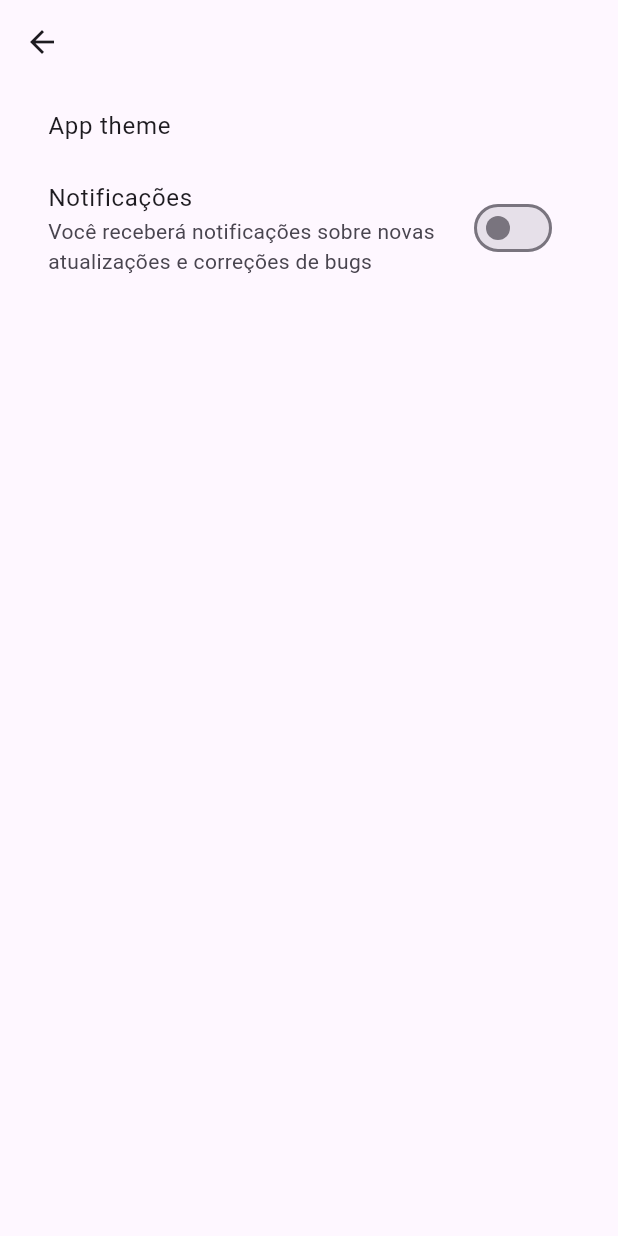
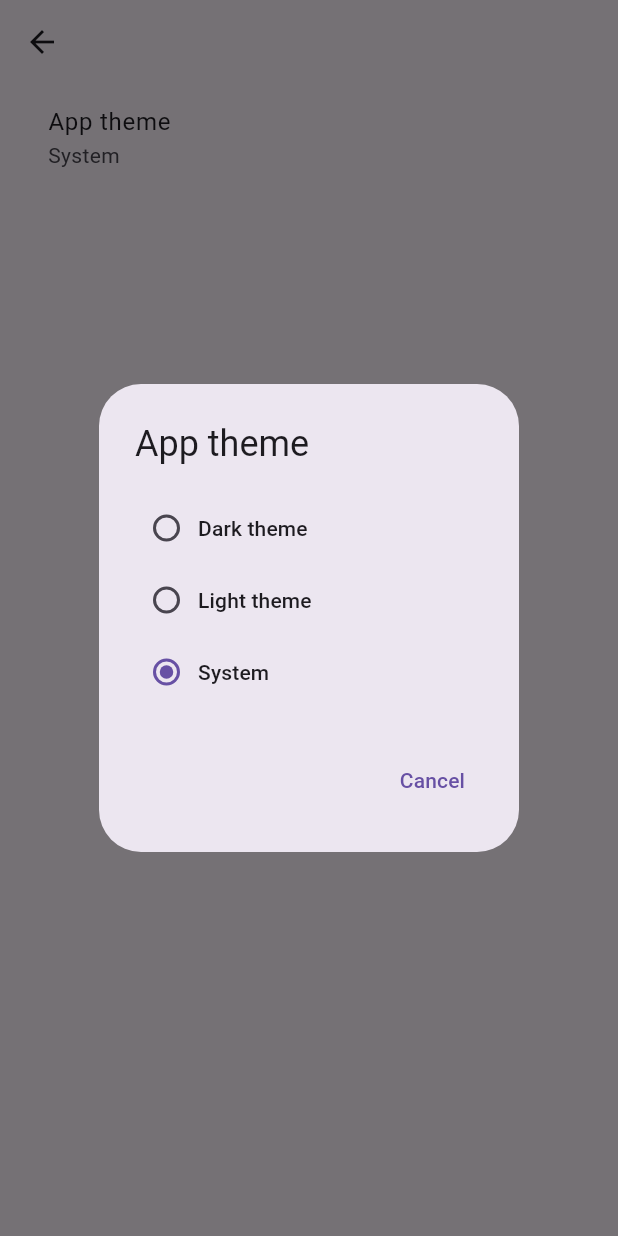
Before and after one commit to LeonardoSarto/password-manager, a Flutter app: the Settings screen opened by its route, after a tap on "App theme", on a phone screen of 412 x 824 dp. Run offline on Flutter 3.47's test engine with Material 2 defaults, Android fonts, the phone set to English and light mode, and no system bars; our stand-ins replace local_auth, shared_preferences, sqflite; accounts and stored records are empty; generated files the repository leaves out were written again.

Commit message:
Localization to es and pt-br, themed in light, dark and system themes.

```diff
--- /dev/null
+++ b/l10n.yaml
@@ -0,0 +1,3 @@
+arb-dir: lib/l10n
+template-arb-file: app_en.arb
+output-localization-file: app_localizations.dart
--- /dev/null
+++ b/lib/components/alert-dialog/change_theme.dart
@@ -0,0 +1,48 @@
+import 'package:flutter/material.dart';
+import 'package:provider/provider.dart';
+import '../../models/model_theme.dart';
+
+class ChangeTheme extends StatelessWidget {
+  const ChangeTheme({super.key});
+
+  @override
+  Widget build(BuildContext context) {
+    return Consumer<ModelTheme>(
+        builder: (context, ModelTheme themeNotifier, _) {
+          return AlertDialog(
+            title: const Text("App theme"),
+            content: Column(
+              mainAxisSize: MainAxisSize.min,
+              children: [
+                RadioMenuButton(
+                    value: themeNotifier.isDark,
+                    groupValue: true,
+                    onChanged: (value) {
+                      themeNotifier.isDark = true;
+                    },
+                    child: const Text("Dark theme")),
+                RadioMenuButton(
+                    value: themeNotifier.isDark ^ themeNotifier.isSystem,
+                    groupValue: false,
+                    onChanged: (value) {
+                      themeNotifier.isDark = false;
+                    },
+                    child: const Text("Light theme")),
+                RadioMenuButton(
+                    value: themeNotifier.isSystem,
+                    groupValue: true,
+                    onChanged: (value) {
+                      themeNotifier.isSystem = true;
+                    },
+                    child: const Text("System")),
+              ],
+            ),
+            actions: [
+              TextButton(
+                  onPressed: () => Navigator.pop(context),
+                  child: const Text("Cancel")),
+            ],
+          );
+        });
+  }
+}
--- /dev/null
+++ b/lib/models/model_theme.dart
@@ -0,0 +1,36 @@
+import 'package:flutter/material.dart';
+import 'package:gerador_senhas/models/my_theme_preference.dart';
+
+class ModelTheme extends ChangeNotifier {
+  late MyThemePreferences _preferences;
+  late bool _isDark;
+  late bool _isSystem;
+  bool get isDark => _isDark;
+  bool get isSystem => _isSystem;
+
+  ModelTheme() {
+    _isDark = false;
+    _isSystem = true;
+    _preferences = MyThemePreferences();
+    getPreferences();
+  }
+
+  set isDark(bool value) {
+    _isSystem = false;
+    _isDark = value;
+    _preferences.setTheme(value);
+    notifyListeners();
+  }
+
+  set isSystem(bool value) {
+    _isDark = false;
+    _isSystem = value;
+    _preferences.setTheme(value);
+    notifyListeners();
+  }
+
+  getPreferences() async {
+    _isDark = await _preferences.getTheme();
+    notifyListeners();
+  }
+}
--- /dev/null
+++ b/lib/models/my_theme_preference.dart
@@ -0,0 +1,15 @@
+import 'package:shared_preferences/shared_preferences.dart';
+
+class MyThemePreferences {
+  static const themeKey = "dark_mode";
+
+  setTheme(bool value) async {
+    SharedPreferences sharedPreferences = await SharedPreferences.getInstance();
+    sharedPreferences.setBool(themeKey, value);
+  }
+
+  getTheme() async {
+    SharedPreferences sharedPreferences = await SharedPreferences.getInstance();
+    return sharedPreferences.getBool(themeKey) ?? false;
+  }
+}
--- a/lib/pages/auth_check.dart
+++ b/lib/pages/auth_check.dart
@@ -2,6 +2,7 @@ import 'package:flutter/material.dart';
 import 'package:gerador_senhas/routes/routes.dart';
 import 'package:gerador_senhas/services/local_auth_service.dart';
 import 'package:provider/provider.dart';
+import 'package:flutter_gen/gen_l10n/app_localizations.dart';
 
 class AuthCheck extends StatefulWidget {
   const AuthCheck({super.key});
@@ -48,7 +49,7 @@ class _AuthCheckState extends State<AuthCheck> {
                 children: [
                   Image.asset("assets/images/logo.jpeg"),
                   ElevatedButton(
-                      child: const Text("Try again"),
+                      child: Text(AppLocalizations.of(context)!.tryAgain),
                     onPressed: () {
                       checkLocalAuth();
                     }),
--- a/lib/pages/settings.dart
+++ b/lib/pages/settings.dart
@@ -1,37 +1,30 @@
 import 'package:flutter/material.dart';
+import 'package:gerador_senhas/components/alert-dialog/change_theme.dart';
+import 'package:gerador_senhas/models/model_theme.dart';
+import 'package:provider/provider.dart';
+import 'package:flutter_gen/gen_l10n/app_localizations.dart';
 
 class Settings extends StatelessWidget {
   const Settings({super.key});
 
   @override
   Widget build(BuildContext context) {
+    return Consumer<ModelTheme>(
+        builder: (context, ModelTheme themeNotifier, _) {
           return Scaffold(
             appBar: AppBar(),
             body: Center(
               child: Column(
                 children: [
                   MaterialButton(
-              onPressed: () {
-              },
+                    onPressed: () => showDialog(context: context, builder: (context) => const ChangeTheme()),
                     child: ListTile(
-                title: Text("App theme"),
-                // subtitle: Text(themeNotifier.isDark
-                //     ? "Modo escuro"
-                //     : themeNotifier.isSystem
-                //         ? "Definido pelo sistema"
-                //         : "Modo claro"),
-              ),
-            ),
-            MaterialButton(
-              onPressed: () async {
-              },
-              child: ListTile(
-                title: Text("Notificações"),
-                subtitle: Text(
-                    "Você receberá notificações sobre novas atualizações e correções de bugs"),
-                trailing: Switch(
-                    onChanged: (value) {},
-                    value: false),
+                      title: Text(AppLocalizations.of(context)!.appTheme),
+                      subtitle: Text(themeNotifier.isDark
+                          ? AppLocalizations.of(context)!.dark
+                          : themeNotifier.isSystem
+                          ? AppLocalizations.of(context)!.system
+                          : AppLocalizations.of(context)!.light),
                     ),
                   ),
                 ],
@@ -39,4 +32,6 @@ class Settings extends StatelessWidget {
             ),
           );
         }
+    );
   }
+}
--- a/lib/routes/routes.dart
+++ b/lib/routes/routes.dart
@@ -1,4 +1,6 @@
 import 'package:flutter/material.dart';
+import 'package:gerador_senhas/components/alert-dialog/change_theme.dart';
+import 'package:gerador_senhas/pages/about.dart';
 import 'package:gerador_senhas/pages/auth_check.dart';
 import 'package:gerador_senhas/pages/create_password.dart';
 import 'package:gerador_senhas/pages/edit_password.dart';
@@ -13,6 +15,8 @@ class Routes {
     "/create-password": (_) => const CreatePassword(),
     "/edit-password": (_) => const EditPassword(),
     "/settings": (_) => const Settings(),
+    "/change-theme": (_) => const ChangeTheme(),
+    "/about": (_) => const About(),
   };
 
   static const String authCheck = "/auth-check";
@@ -24,4 +28,8 @@ class Routes {
   static const String editPassword = "/edit-password";
 
   static const String settings = "/settings";
+
+  static const String changeTheme = "/change-theme";
+
+  static const String about = "/about";
 }
--- a/pubspec.yaml
+++ b/pubspec.yaml
@@ -39,6 +39,9 @@ dependencies:
   provider: ^6.0.5
   sqflite: ^2.2.8+4
   shared_preferences: ^2.1.2
+  flutter_localizations:
+    sdk: flutter
+  intl: any
 
 dev_dependencies:
   flutter_test:
@@ -56,7 +59,7 @@ dev_dependencies:
 
 # The following section is specific to Flutter packages.
 flutter:
-
+  generate: true
   # The following line ensures that the Material Icons font is
   # included with your application, so that you can use the icons in
   # the material Icons class.
```
Also changed, not shown: lib/l10n/app_en.arb (added, +29 -0 lines), lib/l10n/app_pt.arb (added, +29 -0 lines), lib/main.dart (+22 -1 lines), lib/pages/about.dart (added, +25 -0 lines), lib/pages/create_password.dart (+20 -19 lines), lib/pages/edit_password.dart (+15 -15 lines), lib/pages/home.dart (+38 -44 lines), pubspec.lock. Lines whose indentation alone changed are shown as unchanged.
